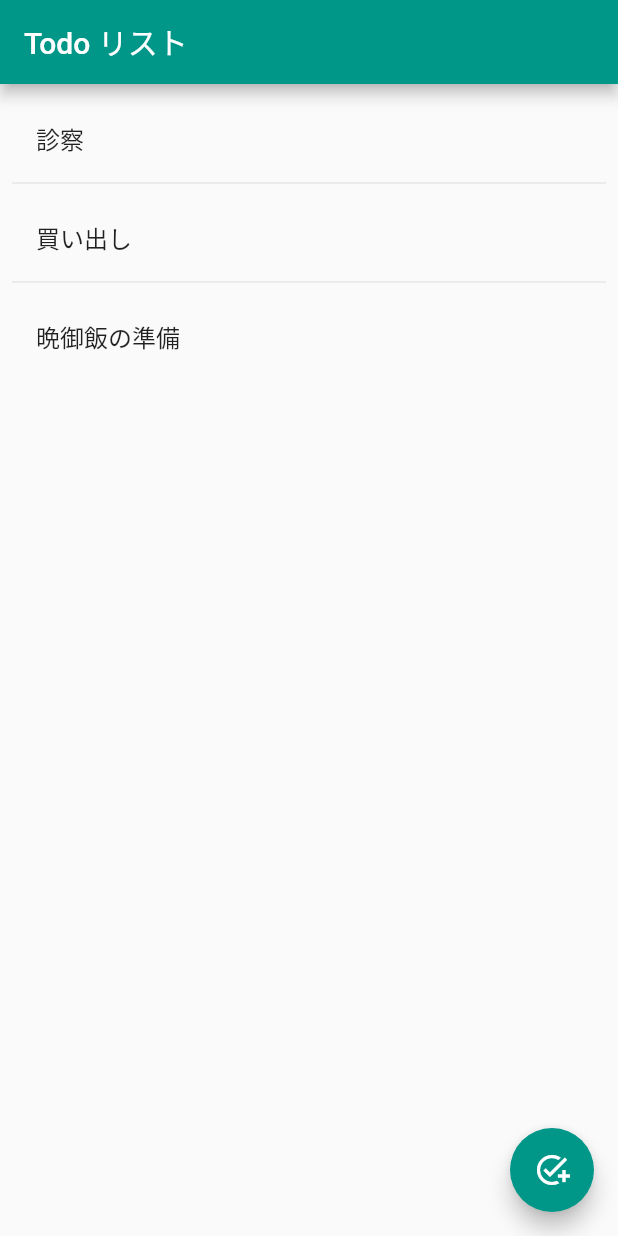
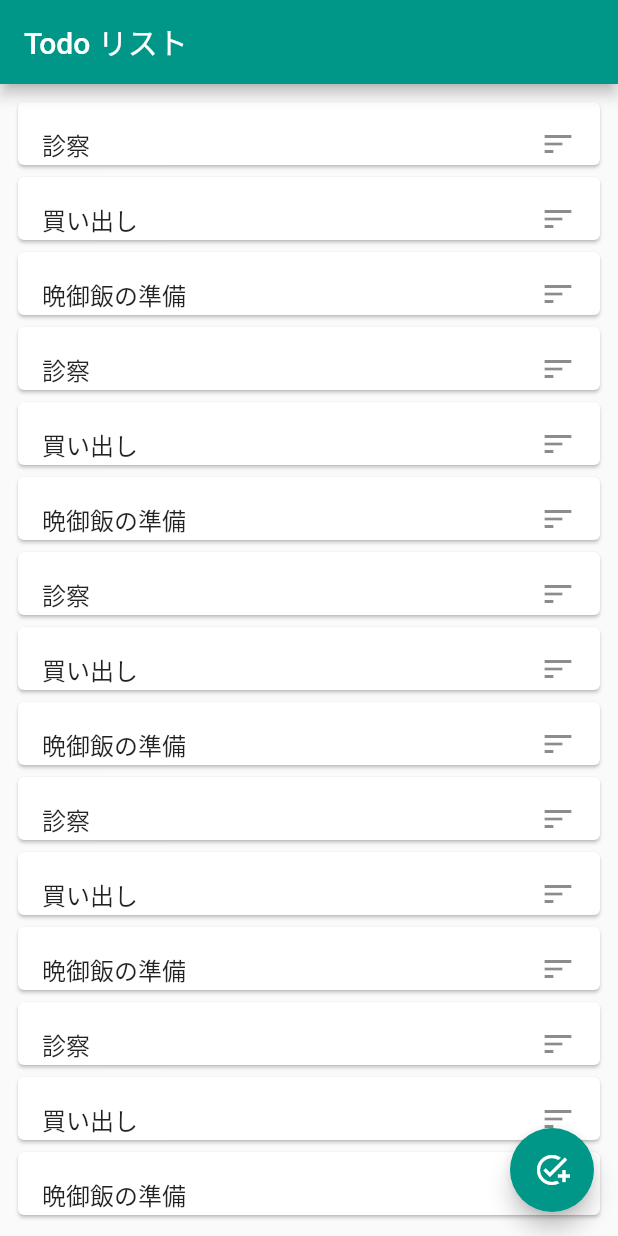
Before and after one commit to kamishi-44/todo_app, a Flutter app: the screen it shows after launch, on a phone screen of 412 x 824 dp. Run offline on Flutter 3.47's test engine with Material 2 defaults, Android fonts, the phone set to English and light mode, and no system bars.

Commit message:
リストをReorderableListViewに変更

```diff
--- a/lib/main.dart
+++ b/lib/main.dart
@@ -50,16 +50,24 @@ class _MyHomePageState extends State<MyHomePage> {
         title: Text(widget.title),
       ),
       body: Center(
-        child: ListView.separated(
+        child: ReorderableListView.builder(
           padding: const EdgeInsets.all(8),
           itemCount: sampleTasks.length,
+          onReorder: (int oldIndex, int newIndex) {
+            if (oldIndex < newIndex) {
+              newIndex -= 1;
+            }
+            Task moveTask = sampleTasks.removeAt(oldIndex);
+            sampleTasks.insert(newIndex, moveTask);
+          },
           itemBuilder: (BuildContext context, int index) {
             return SizedBox(
               height: 50,
+              key: Key(sampleTasks[index].taskId),
               child: TodoList(task: sampleTasks[index]),
             );
           },
-          separatorBuilder: (BuildContext context, int index) => const Divider(),
+          // separatorBuilder: (BuildContext context, int index) => const Divider(),
         ),
       ),
       floatingActionButton: FloatingActionButton(
@@ -73,9 +81,21 @@ class _MyHomePageState extends State<MyHomePage> {
   /// サンプル用のタスクを生成します。
   static List<Task> generateSampleTasks() {
     return [
-      Task("診察", done, "○○整形外科で10時"),
-      Task("買い出し", done, "スーパー△△で調味料の買い出し"),
-      Task("晩御飯の準備", yet, "エビフライ"),
+      Task("0", "診察", done, "○○整形外科で10時"),
+      Task("1", "買い出し", done, "スーパー△△で調味料の買い出し"),
+      Task("2", "晩御飯の準備", yet, "エビフライ"),
+      Task("3", "診察", done, "○○整形外科で10時"),
+      Task("4", "買い出し", done, "スーパー△△で調味料の買い出し"),
+      Task("5", "晩御飯の準備", yet, "エビフライ"),
+      Task("6", "診察", done, "○○整形外科で10時"),
+      Task("7", "買い出し", done, "スーパー△△で調味料の買い出し"),
+      Task("8", "晩御飯の準備", yet, "エビフライ"),
+      Task("9", "診察", done, "○○整形外科で10時"),
+      Task("10", "買い出し", done, "スーパー△△で調味料の買い出し"),
+      Task("11", "晩御飯の準備", yet, "エビフライ"),
+      Task("12", "診察", done, "○○整形外科で10時"),
+      Task("13", "買い出し", done, "スーパー△△で調味料の買い出し"),
+      Task("14", "晩御飯の準備", yet, "エビフライ"),
     ];
   }
 }
@@ -92,8 +112,12 @@ class TodoList extends StatelessWidget {
 
   @override
   Widget build(BuildContext context) {
-    return ListTile(
-      title: Text(task.title),
+    return Card(
+      child: ListTile(
+        // key: ValueKey(task.taskId),
+        title: Text(task.title),
+        trailing: const Icon(Icons.sort),
+      ),
     );
   }
 }
--- a/lib/task.dart
+++ b/lib/task.dart
@@ -2,6 +2,8 @@
 ///
 /// 登録された1件のタスクを保持します。
 class Task {
+  /// 並び順保持用のID
+  final String taskId;
   /// タスクのタイトル
   final String title;
 
@@ -12,5 +14,5 @@ class Task {
   final String detail;
 
   /// コンストラクタ
-  Task(this.title, this.status, this.detail);
+  Task(this.taskId, this.title, this.status, this.detail);
 }
```
